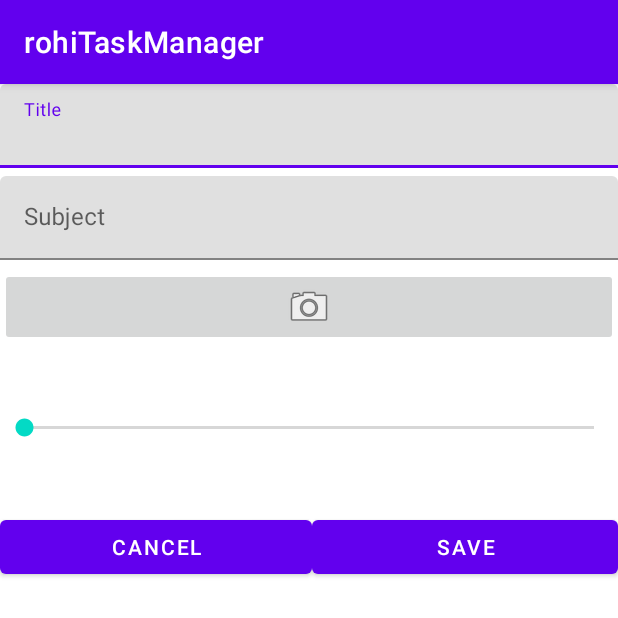
After one commit to Notskiee7/rohiTaskManager, an Android app: the addTaskActivity screen opened directly, with no data from a screen before it, on a phone screen of 412 x 824 dp, the top half of it. The commit adds this screen. Run offline under Robolectric (Android 15) with nearby library versions, the phone set to English and light mode, and no system bars.

Commit message:
ive done the cancel button in add task activity and still have to do the save button to save the mission in the list

```diff
--- a/app/src/main/java/rao/rohi/rohitaskmanager/MainActivity.java
+++ b/app/src/main/java/rao/rohi/rohitaskmanager/MainActivity.java
@@ -3,7 +3,9 @@ package rao.rohi.rohitaskmanager;
 import androidx.appcompat.app.AppCompatActivity;
 
 import android.app.SearchableInfo;
+import android.content.Intent;
 import android.os.Bundle;
+import android.view.View;
 import android.widget.ImageButton;
 import android.widget.ListView;
 import android.widget.SearchView;
@@ -21,6 +23,14 @@ public class MainActivity extends AppCompatActivity {
         List=findViewById(R.id.List);
         imageButtonAdd=findViewById(R.id.imageButtonAdd);
 
+        imageButtonAdd.setOnClickListener(new View.OnClickListener() {
+            @Override
+            public void onClick(View view) {
+                Intent i = new Intent(MainActivity.this,addTaskActivity.class);
+                startActivity(i);
+            }
+        });
+
 
 
     }
--- a/app/src/main/java/rao/rohi/rohitaskmanager/SignUp.java
+++ b/app/src/main/java/rao/rohi/rohitaskmanager/SignUp.java
@@ -50,7 +50,7 @@ public class SignUp extends AppCompatActivity {
 
 
     }
-
+    //checkAndSave is a function that check if all the conditions of the email and
     private void CheckAndSave() {
         String signUpMail=etMail2.getText().toString();
         String signUpPass=etPassword2.getText().toString();
@@ -81,18 +81,25 @@ public class SignUp extends AppCompatActivity {
 
 
         if(isOk){
+            //used for signing in, signing up and sign out
             FirebaseAuth auth = FirebaseAuth.getInstance();
             //create a new user with email and password
             auth.createUserWithEmailAndPassword(signUpMail,signUpPass).addOnCompleteListener(new OnCompleteListener<AuthResult>() {
                 @Override
+                /**
+                 * event handler when the mission is completed (create account)
+                 * the task is an information about the event
+                 */
                 public void onComplete(@NonNull Task<AuthResult> task) {
-                    if(task.isSuccessful()){
+
+                    if(task.isSuccessful()){    //check if the mission (built account) is successful
                         /*
                         if the email and password are valid then the email and the pass are saved in the firebase
                         and a text will pop up in the bottom of the screen says "password and email are saved"
                          */
                         Toast.makeText(SignUp.this, "password and email are saved", Toast.LENGTH_SHORT).show();
-                        finish();
+                        finish(); // when  i press the button save the current screen will close and returns to the previous screen
+
                     }
                     else{
                         Toast.makeText(SignUp.this, "something wrong in password or Email"+task.getException().getMessage(), Toast.LENGTH_SHORT).show();
--- /dev/null
+++ b/app/src/main/java/rao/rohi/rohitaskmanager/addTaskActivity.java
@@ -0,0 +1,70 @@
+package rao.rohi.rohitaskmanager;
+
+import androidx.appcompat.app.AppCompatActivity;
+
+import android.content.Intent;
+import android.os.Bundle;
+import android.view.View;
+import android.widget.Button;
+import android.widget.ImageButton;
+import android.widget.SeekBar;
+
+import com.google.android.material.textfield.TextInputEditText;
+
+public class addTaskActivity extends AppCompatActivity {
+    private TextInputEditText etTitle;
+    private TextInputEditText etSubject;
+    private ImageButton imageButton;
+    private SeekBar seekBar;
+    private Button btnCancel,btnSave;
+
+
+
+
+
+    @Override
+    protected void onCreate(Bundle savedInstanceState) {
+        super.onCreate(savedInstanceState);
+        setContentView(R.layout.activity_add_task);
+        etTitle =findViewById(R.id.etTitle);
+        etSubject=findViewById(R.id.etSubject);
+        imageButton=findViewById(R.id.imageButton);
+        seekBar=findViewById(R.id.seekBar);
+        btnCancel=findViewById(R.id.btnCancel);
+        btnSave=findViewById(R.id.btnSave);
+
+        btnCancel.setOnClickListener(new View.OnClickListener() {
+            @Override
+            public void onClick(View view) {
+                Intent i = new Intent(addTaskActivity.this,MainActivity.class);
+                startActivity(i);
+            }
+        });
+
+
+
+
+
+
+
+
+
+
+
+
+
+
+
+
+
+
+
+
+
+
+
+
+
+
+    }
+}
--- /dev/null
+++ b/app/src/main/res/layout/activity_add_task.xml
@@ -0,0 +1,69 @@
+<?xml version="1.0" encoding="utf-8"?>
+<LinearLayout xmlns:android="http://schemas.android.com/apk/res/android"
+    xmlns:app="http://schemas.android.com/apk/res-auto"
+    xmlns:tools="http://schemas.android.com/tools"
+    android:layout_width="match_parent"
+    android:layout_height="match_parent"
+    android:orientation="vertical"
+    tools:context=".addTaskActivity">
+
+    <com.google.android.material.textfield.TextInputLayout
+        android:layout_width="match_parent"
+        android:layout_height="wrap_content"
+        android:hint="Title">
+
+        <com.google.android.material.textfield.TextInputEditText
+            android:id="@+id/etTitle"
+            android:layout_width="match_parent"
+            android:layout_height="wrap_content"
+            android:layout_marginBottom="5dp" />
+    </com.google.android.material.textfield.TextInputLayout>
+
+    <com.google.android.material.textfield.TextInputLayout
+        android:layout_width="match_parent"
+        android:layout_height="wrap_content">
+
+        <com.google.android.material.textfield.TextInputEditText
+            android:id="@+id/etSubject"
+            android:layout_width="match_parent"
+            android:layout_height="wrap_content"
+            android:layout_marginBottom="5dp"
+            android:hint="Subject" />
+
+    </com.google.android.material.textfield.TextInputLayout>
+
+    <ImageButton
+        android:id="@+id/imageButton"
+        android:layout_width="match_parent"
+        android:layout_height="wrap_content"
+        app:srcCompat="@android:drawable/ic_menu_camera" />
+
+    <SeekBar
+        android:id="@+id/seekBar"
+        android:layout_width="match_parent"
+        android:layout_height="50dp"
+        android:layout_marginTop="30dp"
+        android:layout_marginBottom="30dp" />
+
+    <LinearLayout
+        android:layout_width="match_parent"
+        android:layout_height="wrap_content"
+        android:orientation="horizontal">
+
+        <Button
+            android:id="@+id/btnCancel"
+            android:layout_width="wrap_content"
+            android:layout_height="wrap_content"
+            android:layout_weight="1"
+            android:text="Cancel" />
+
+        <Button
+            android:id="@+id/btnSaveTask"
+            android:layout_width="wrap_content"
+            android:layout_height="wrap_content"
+            android:layout_weight="1"
+            android:hint="Save"
+            android:text="Save" />
+    </LinearLayout>
+
+</LinearLayout>
--- a/app/src/main/res/layout/activity_main.xml
+++ b/app/src/main/res/layout/activity_main.xml
@@ -15,12 +15,12 @@
     <ListView
         android:id="@+id/List"
         android:layout_width="match_parent"
-        android:layout_height="629dp" />
+        android:layout_height="462dp" />
 
     <ImageButton
         android:id="@+id/imageButtonAdd"
         android:layout_width="match_parent"
-        android:layout_height="wrap_content"
+        android:layout_height="54dp"
         app:srcCompat="@android:drawable/ic_input_add" />
 
 </LinearLayout>
```
